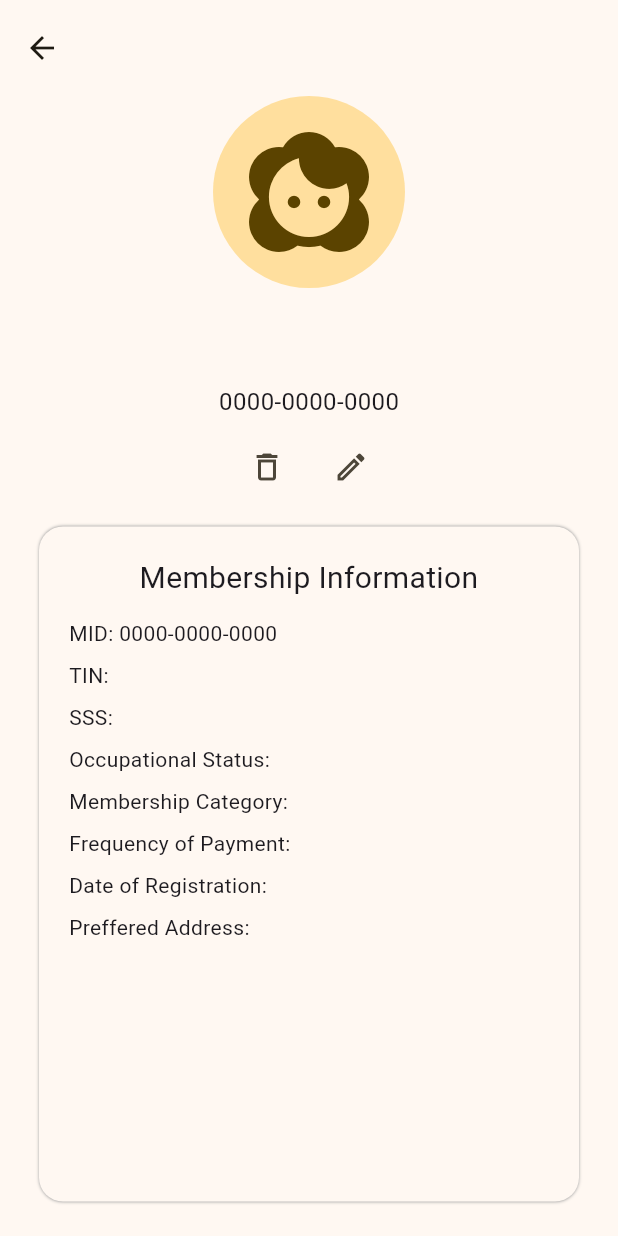
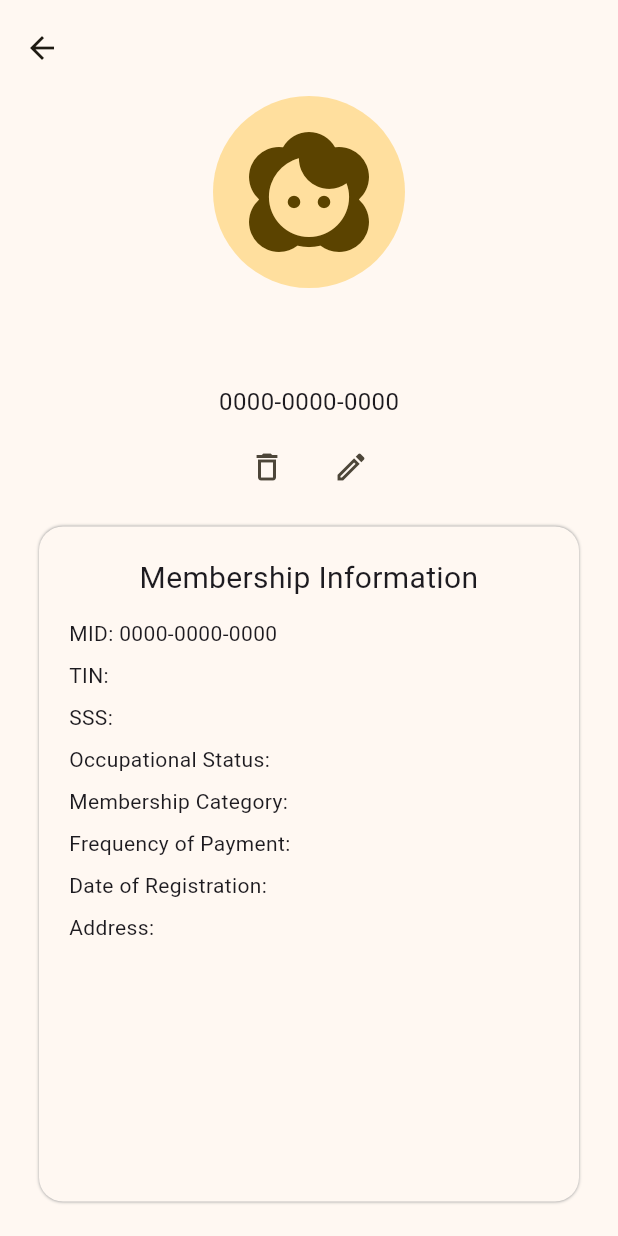
Before and after one commit to marcoxmediran/databases-final-project, a Flutter app: the MemberProfilePage screen opened directly with empty values, on a phone screen of 412 x 824 dp. Run offline on Flutter 3.47's test engine with Material 3 defaults, Android fonts, the phone set to English and light mode, and no system bars; our stand-ins replace dropdown_textfield, google_fonts, sqflite, sqflite_common_ffi_web; accounts and stored records are empty.

```diff
--- a/lib/ui/employment_form.dart
+++ b/lib/ui/employment_form.dart
@@ -206,8 +206,10 @@ class _EmploymentFormPageState extends State<EmploymentFormPage> {
                   firstDate: DateTime(1900),
                   lastDate: DateTime.now(),
                 );
+                if (birthdate != null) {
                 employmentDateController.text =
                     birthdate.toString().split(' ')[0];
+                }
               },
               decoration: const InputDecoration(
                 border: OutlineInputBorder(),
--- a/lib/ui/member_profile_page.dart
+++ b/lib/ui/member_profile_page.dart
@@ -147,9 +147,6 @@ class _MemberProfilePageState extends State<MemberProfilePage> {
                                   ),
                                 ),
                                 const SizedBox(height: 8),
-                                //Text(
-                                //    'MID: ${member.formatMid()}\nTIN: ${member.tin}\nSSS: ${member.sss}\nOccupational Status: ${member.occupationalStatus}\nMembership Category: ${member.membershipType}\nFrequency of Payment: ${member.frequencyOfPayment}\nDate of Registration: ${member.dateOfRegistration}\nAddress: ${member.getPrefferedAddress()}',
-                                //    style: const TextStyle(height: 2)),
                                 Text('MID: ${member.formatMid()}',
                                     style: TextStyle(height: textHeight)),
                                 Text('TIN: ${member.tin}',
@@ -168,8 +165,7 @@ class _MemberProfilePageState extends State<MemberProfilePage> {
                                 Text(
                                     'Date of Registration: ${member.dateOfRegistration}',
                                     style: TextStyle(height: textHeight)),
-                                Text(
-                                    'Preffered Address: ${member.getPrefferedAddress()}',
+                                Text('Address: ${member.getPrefferedAddress()}',
                                     style: TextStyle(height: textHeight)),
                                 const SizedBox(height: 16),
                               ],
--- a/lib/ui/problems.dart
+++ b/lib/ui/problems.dart
@@ -106,7 +106,7 @@ class _ProblemsPageState extends State<ProblemsPage> {
                       CircleAvatar(child: Icon(Icons.description_outlined)),
                   title: Text('Moderate Problem 3'),
                   subtitle: Text(
-                      'Count how many were hired in the month of December. sort by occupation.'),
+                      'Count how many were hired in the month of December. Sort by occupation.'),
                 ),
               ),
               InkWell(
--- a/lib/ui/problems/medium_3.dart
+++ b/lib/ui/problems/medium_3.dart
@@ -45,7 +45,7 @@ class _Medium3State extends State<Medium3> {
                 Padding(
                   padding: EdgeInsets.only(left: padding, right: padding),
                   child: const Text(
-                      'Count how many were hired in the month of December. sort by occupation.'),
+                      'Count how many were hired in the month of December. Sort by occupation.'),
                 ),
                 const SizedBox(height: 32),
                 DataTable(
```
Also changed, not shown: lib/ui/heir_form.dart (+4 -3 lines).
